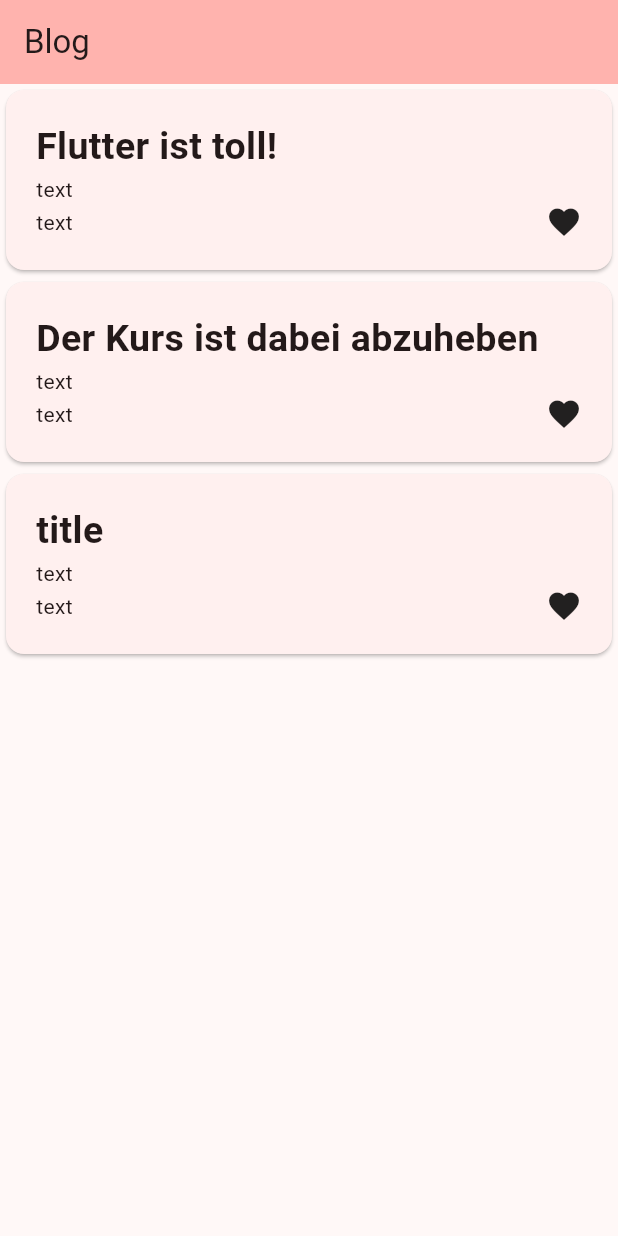
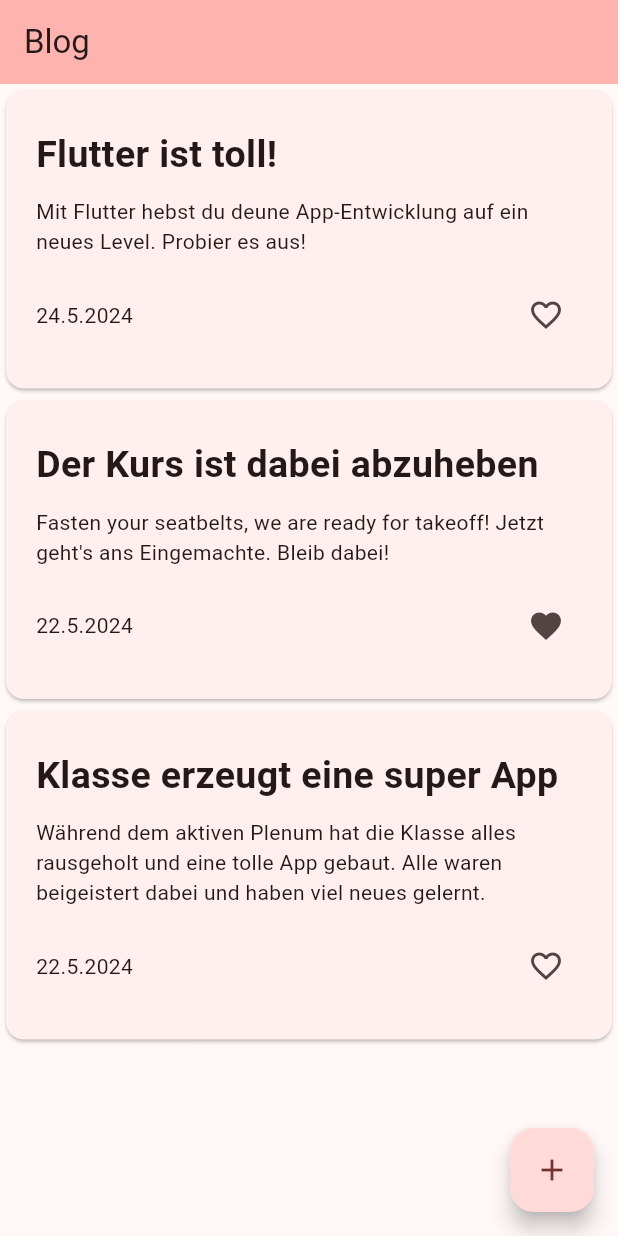
Before and after one commit to hamsiHftm/IN307-Mobile-Computing-Blog, a Flutter app: the screen it shows after launch, on a phone screen of 412 x 824 dp. Run offline on Flutter 3.47's test engine with Material 3 defaults, Android fonts, the phone set to English and light mode, and no system bars.

Commit message:
Blog as Stateless Widget added + predefined Blog create button added

```diff
--- a/lib/main.dart
+++ b/lib/main.dart
@@ -1,4 +1,5 @@
 import 'package:flutter/material.dart';
+import 'package:intl/intl.dart';
 
 void main() {
   runApp(const MyApp());
@@ -11,153 +12,115 @@ class MyApp extends StatelessWidget {
   @override
   Widget build(BuildContext context) {
     return MaterialApp(
-      title: 'IN307 Blog Project',
+      title: 'Blog-IN307',
       theme: ThemeData(
         // This is the theme of your application.
-        //
-        // TRY THIS: Try running your application with "flutter run". You'll see
-        // the application has a purple toolbar. Then, without quitting the app,
-        // try changing the seedColor in the colorScheme below to Colors.green
-        // and then invoke "hot reload" (save your changes or press the "hot
-        // reload" button in a Flutter-supported IDE, or press "r" if you used
-        // the command line to start the app).
-        //
-        // Notice that the counter didn't reset back to zero; the application
-        // state is not lost during the reload. To reset the state, use hot
-        // restart instead.
-        //
-        // This works for code too, not just values: Most code changes can be
-        // tested with just a hot reload.
         colorScheme: ColorScheme.fromSeed(seedColor: Colors.redAccent),
         useMaterial3: true,
       ),
-      home: const MyHomePage(title: 'Blog'),
+      home: const MyBlogListPage(title: 'Blog'),
     );
   }
 }
 
-class MyHomePage extends StatefulWidget {
-  const MyHomePage({super.key, required this.title});
-
-  // This widget is the home page of your application. It is stateful, meaning
-  // that it has a State object (defined below) that contains fields that affect
-  // how it looks.
-
-  // This class is the configuration for the state. It holds the values (in this
-  // case the title) provided by the parent (in this case the App widget) and
-  // used by the build method of the State. Fields in a Widget subclass are
-  // always marked "final".
+class MyBlogListPage extends StatefulWidget {
+  const MyBlogListPage({super.key, required this.title});
 
   final String title;
 
   @override
-  State<MyHomePage> createState() => _MyHomePageState();
+  State<MyBlogListPage> createState() => _MyBlogListPageState();
 }
 
-class _MyHomePageState extends State<MyHomePage> {
-  int _counter = 0;
+class _MyBlogListPageState extends State<MyBlogListPage> {
   var blogEntries = [
-    BlogEntry("Flutter ist toll!", "text", "24.05.2024"),
-    BlogEntry("Der Kurs ist dabei abzuheben", "text", "date"),
-    BlogEntry("title", "text", "date"),
+    BlogEntry("Flutter ist toll!", "Mit Flutter hebst du deune App-Entwicklung auf ein neues Level. Probier es aus!", DateTime(2024, 5, 24), false),
+    BlogEntry("Der Kurs ist dabei abzuheben", "Fasten your seatbelts, we are ready for takeoff! Jetzt geht's ans Eingemachte. Bleib dabei!", DateTime(2024, 5, 22), true),
+    BlogEntry("Klasse erzeugt eine super App", "Während dem aktiven Plenum hat die Klasse alles rausgeholt und eine tolle App gebaut. Alle waren beigeistert dabei und haben viel neues gelernt.", DateTime(2024, 5, 22), false),
   ];
 
-  void _incrementCounter() {
+  void _addBlog() {
     setState(() {
-      // This call to setState tells the Flutter framework that something has
-      // changed in this State, which causes it to rerun the build method below
-      // so that the display can reflect the updated values. If we changed
-      // _counter without calling setState(), then the build method would not be
-      // called again, and so nothing would appear to happen.
-      _counter++;
+      blogEntries.add(BlogEntry("New Titel", "new Text", DateTime.now(), false));
+    });
+  }
+
+  void _toggleFavorite(int index) {
+    setState(() {
+      blogEntries[index].isFavorite = !blogEntries[index].isFavorite;
     });
   }
 
   @override
   Widget build(BuildContext context) {
-    // This method is rerun every time setState is called, for instance as done
-    // by the _incrementCounter method above.
-    //
-    // The Flutter framework has been optimized to make rerunning build methods
-    // fast, so that you can just rebuild anything that needs updating rather
-    // than having to individually change instances of widgets.
+    // This method is rerun every time setState is called
     return Scaffold(
+        floatingActionButton: FloatingActionButton(
+          child: Icon(Icons.add),
+          onPressed: _addBlog,
+        ),
         appBar: AppBar(
-          // TRY THIS: Try changing the color here to a specific color (to
-          // Colors.amber, perhaps?) and trigger a hot reload to see the AppBar
-          // change color while the other colors stay the same.
-          backgroundColor: Theme.of(context).colorScheme.inversePrimary,
-          // Here we take the value from the MyHomePage object that was created by
-          // the App.build method, and use it to set our appbar title.
-          title: Text(widget.title),
+          backgroundColor: Theme
+              .of(context)
+              .colorScheme
+              .inversePrimary, // setting color background color
+          title: Text(widget.title), // set appbar title
         ),
         body: ListView.builder(
             itemCount: blogEntries.length,
             itemBuilder: (context, index) {
-              // return ListTile(
-              //   title: Text(blogEntries[index].title),
-              // );
+              return BlogCard(
+                  blog: blogEntries[index],
+                  onFavoriteToggle: () => _toggleFavorite(index)
+              );
+            }
+        ),
+    );
+  }
+}
+
+class BlogCard extends StatelessWidget {
+  // constructor
+  const BlogCard({
+    super.key,
+    required this.blog,
+    required this.onFavoriteToggle,
+  });
+
+  final BlogEntry blog;
+  final VoidCallback onFavoriteToggle;
+
+  @override
+  Widget build(BuildContext context) {
     return Card(
         child: Padding(
-                      padding: EdgeInsets.fromLTRB(20, 20, 20, 20),
-                      child: Column(children: [
-                        Row(
+            padding: EdgeInsets.fromLTRB(20, 25, 20, 25),
+            child: Column(
+                crossAxisAlignment: CrossAxisAlignment.start,
                 children: [
-                            Text(blogEntries[index].title,
+                  // blog title
+                  Text(blog.title,
                       style: const TextStyle(
                           fontWeight: FontWeight.bold,
                           fontSize: 25
                       )),
-                          ],
-                        ),
-                        Row(
-                          children: [
-                            Text(blogEntries[index].text,
-                            style: const TextStyle(overflow: ),),
-                          ],
-                        ),
+                  const SizedBox(height: 10,),
+                  // blog text
+                  Text(blog.text),
+                  // date + favorite icon
+                  const SizedBox(height: 15,),
                   Row(
                       mainAxisAlignment: MainAxisAlignment.spaceBetween,
                       children: [
-                              Text(blogEntries[index].text),
-                              Icon(Icons.favorite)
+                        Text(DateFormat("dd.M.yyyy").format(blog.date)),
+                        IconButton(
+                          onPressed: onFavoriteToggle,
+                          icon: Icon(blog.isFavorite ? Icons.favorite : Icons.favorite_outline),
+                        ),
                       ]),
-                      ])));
-            })
-        /*body: Center(
-        // Center is a layout widget. It takes a single child and positions it
-        // in the middle of the parent.
-        child: Column(
-          // Column is also a layout widget. It takes a list of children and
-          // arranges them vertically. By default, it sizes itself to fit its
-          // children horizontally, and tries to be as tall as its parent.
-          //
-          // Column has various properties to control how it sizes itself and
-          // how it positions its children. Here we use mainAxisAlignment to
-          // center the children vertically; the main axis here is the vertical
-          // axis because Columns are vertical (the cross axis would be
-          // horizontal).
-          //
-          // TRY THIS: Invoke "debug painting" (choose the "Toggle Debug Paint"
-          // action in the IDE, or press "p" in the console), to see the
-          // wireframe for each widget.
-          mainAxisAlignment: MainAxisAlignment.center,
-          children: <Widget>[
-            const Text(
-              'You have pushed the button this many times:',
-            ),
-            Text(
-              '$_counter',
-              style: Theme.of(context).textTheme.headlineMedium,
-            ),
-          ],
-        ),
-      ),*/
-        // floatingActionButton: FloatingActionButton(
-        //   onPressed: _incrementCounter,
-        //   tooltip: 'Increment',
-        //   child: const Icon(Icons.add),
-        // ), // This trailing comma makes auto-formatting nicer for build methods.
+                ]
+            )
+        )
     );
   }
 }
@@ -165,7 +128,8 @@ class _MyHomePageState extends State<MyHomePage> {
 class BlogEntry {
   String title;
   String text;
-  String date;
+  DateTime date;
+  bool isFavorite;
 
-  BlogEntry(this.title, this.text, this.date);
+  BlogEntry(this.title, this.text, this.date, this.isFavorite);
 }
--- a/pubspec.yaml
+++ b/pubspec.yaml
@@ -30,6 +30,7 @@ environment:
 dependencies:
   flutter:
     sdk: flutter
+  intl: ^0.17.0
 
 
   # The following adds the Cupertino Icons font to your application.
```
Also changed, not shown: pubspec.lock. Lines whose indentation alone changed are shown as unchanged.
